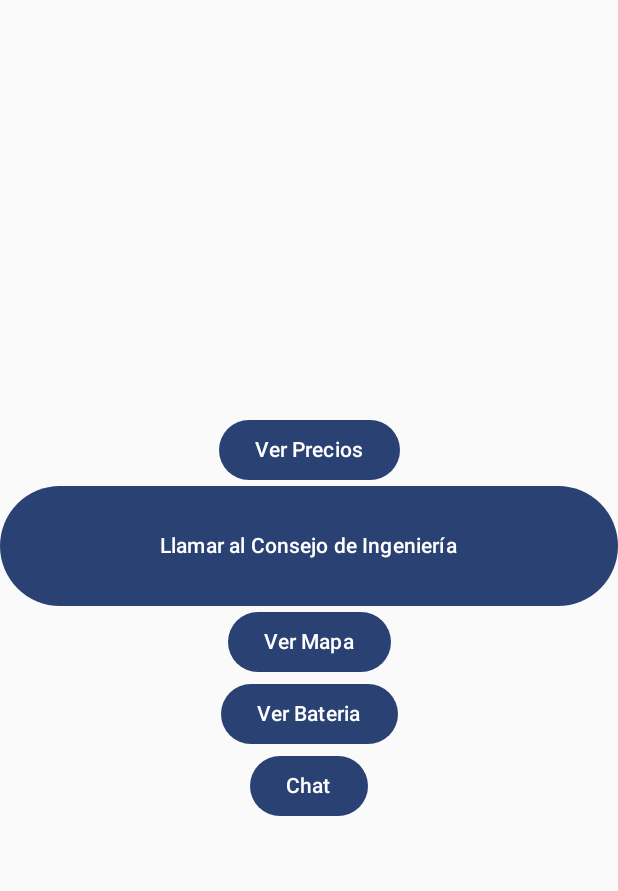
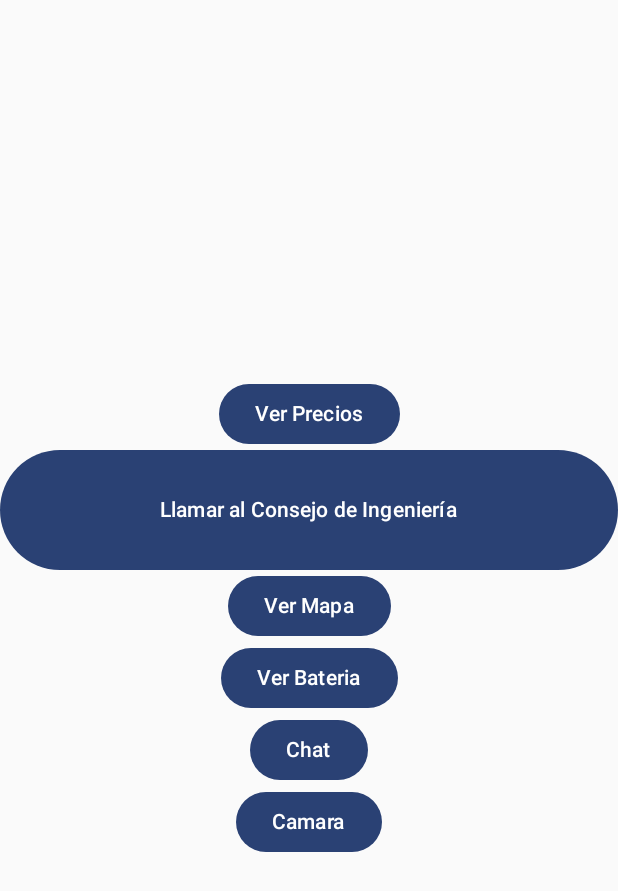
Before and after one commit to nicoolukes/LOAM25_Proyecto, an Android app built with Jetpack Compose: the screen it shows after launch (MainActivity), on a phone screen of 412 x 824 dp. Shown: the top 891 px of the screen. Run offline under Robolectric (Android 15) with nearby library versions, the phone set to English and light mode, and no system bars; our stand-ins replace Firebase (no records; nobody signed in at launch, a user with empty details on screens opened directly); libraries missing offline, so code that uses them is left out: org.osmdroid.config; pictures from the network do not load; 1 statement that could not run was skipped.

```diff
--- a/app/build.gradle.kts
+++ b/app/build.gradle.kts
@@ -88,4 +88,5 @@ dependencies {
     implementation("androidx.camera:camera-lifecycle:1.3.0")
     implementation("androidx.camera:camera-video:1.3.0")
     implementation("androidx.camera:camera-view:1.3.0")
+    implementation("com.google.guava:guava:32.1.3-android")
 }
--- a/app/src/main/java/com/example/loam_proyecto/Navegation/AppNavegation.kt
+++ b/app/src/main/java/com/example/loam_proyecto/Navegation/AppNavegation.kt
@@ -5,6 +5,7 @@ import androidx.navigation.compose.NavHost
 import androidx.navigation.compose.composable
 import androidx.navigation.compose.rememberNavController
 import com.example.loam_proyecto.Screen.BateryScreen
+import com.example.loam_proyecto.Screen.Camara
 import com.example.loam_proyecto.Screen.ChatScreen
 import com.example.loam_proyecto.Screen.MainScreen
 import com.example.loam_proyecto.Screen.MapaScreen
@@ -24,6 +25,7 @@ fun AppNavegation (){
         composable ("mapa"){ MapaScreen()  }
         composable ("bateria"){ BateryScreen() }
         composable ("Chat"){ ChatScreen() }
+        composable ("camara"){ Camara() }
 
     }
 
--- a/app/src/main/java/com/example/loam_proyecto/Screen/MainScreen.kt
+++ b/app/src/main/java/com/example/loam_proyecto/Screen/MainScreen.kt
@@ -33,6 +33,10 @@ fun MainScreen(navController: NavHostController) {
         Button( onClick = {navController.navigate("Chat")} ){
             Text("Chat")
         }
+        Button( onClick = {navController.navigate("camara")} ){
+            Text("Camara")
+        }
+
 
 
     }
--- a/app/src/main/java/com/example/loam_proyecto/Screen/ManejadorCamara.kt
+++ b/app/src/main/java/com/example/loam_proyecto/Screen/ManejadorCamara.kt
@@ -17,6 +17,7 @@ import java.text.SimpleDateFormat
 import java.util.*
 import java.util.concurrent.ExecutorService
 import java.util.concurrent.Executors
+import com.example.loam_proyecto.Screen.ManejadorPermisos
 
 class ManejadorCamara(
     private val context: Context,
```
